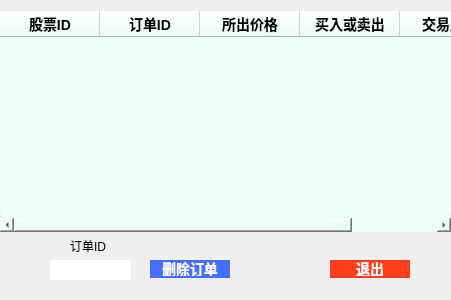
First picture: the form in src/AllWindow/ui_order.ui, repository Hypn0tised-ysy/stock-project, before the edit.
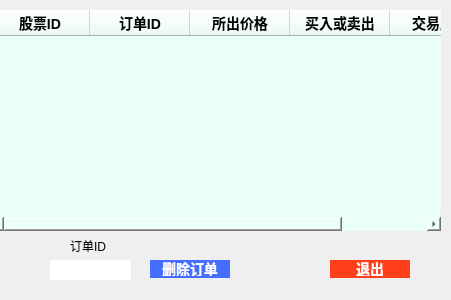
Second picture: the form after the edit.

The edit to the form file:
```diff
--- a/src/AllWindow/ui_order.ui
+++ b/src/AllWindow/ui_order.ui
@@ -14,10 +14,13 @@
    <string>订单</string>
   </property>
   <widget class="QTableWidget" name="tableWidget">
+   <property name="enabled">
+    <bool>true</bool>
+   </property>
    <property name="geometry">
     <rect>
-     <x>0</x>
-     <y>11</y>
+     <x>-10</x>
+     <y>10</y>
      <width>451</width>
      <height>221</height>
     </rect>
```
